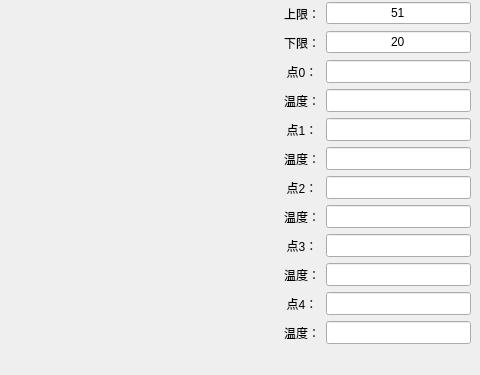
Above: ui/MainWindow.ui from xiechangjiang96/captureInfraredCamera before the change; both pictures show x 362 to 842 and y 154 to 529 of the 842 by 1018 pixel window. Below: the same form after it.
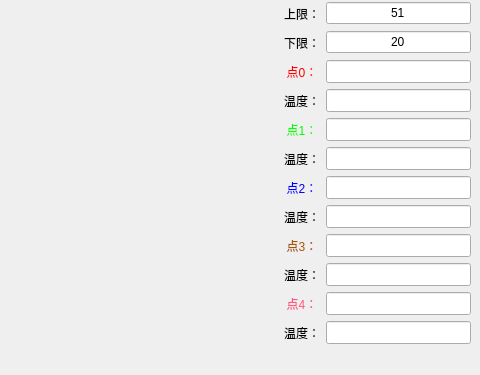
That is the form after the change.

Commit message: 最新提交

Diff of the .ui file:
```diff
--- a/ui/MainWindow.ui
+++ b/ui/MainWindow.ui
@@ -218,6 +218,11 @@
               <height>23</height>
              </size>
             </property>
+            <property name="styleSheet">
+             <string notr="true">QLabel{
+color:red;
+}</string>
+            </property>
             <property name="text">
              <string>点0：</string>
             </property>
@@ -250,6 +255,9 @@
               <height>23</height>
              </size>
             </property>
+            <property name="styleSheet">
+             <string notr="true">QLabel{color:rgb(0, 255, 0)}</string>
+            </property>
             <property name="text">
              <string>点1：</string>
             </property>
@@ -282,6 +290,9 @@
               <height>23</height>
              </size>
             </property>
+            <property name="styleSheet">
+             <string notr="true">QLabel{color:rgb(0, 0, 255)}</string>
+            </property>
             <property name="text">
              <string>点2：</string>
             </property>
@@ -314,6 +325,9 @@
               <height>23</height>
              </size>
             </property>
+            <property name="styleSheet">
+             <string notr="true">QLabel{color:rgb(170, 85, 0)}</string>
+            </property>
             <property name="text">
              <string>点3：</string>
             </property>
@@ -346,6 +360,9 @@
               <height>23</height>
              </size>
             </property>
+            <property name="styleSheet">
+             <string notr="true">QLabel{color:rgb(255, 85, 127)}</string>
+            </property>
             <property name="text">
              <string>点4：</string>
             </property>
```
Left out of the diff: 13 changed lines with no effect on the pictures. The commit also changes 2 other files.
